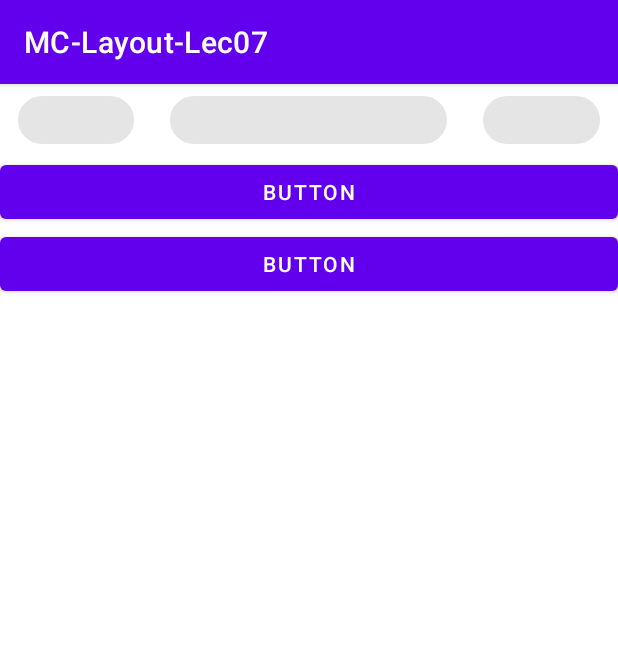
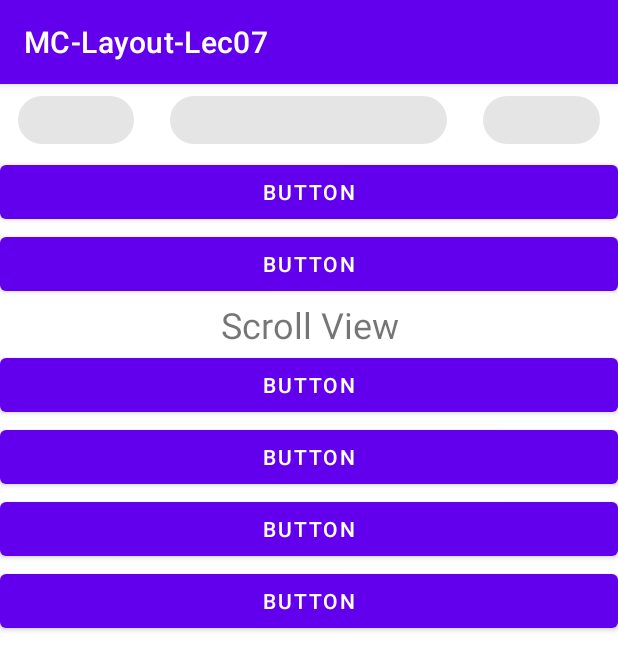
Before and after one commit to AhmadSarwarSSG/MC-Layout-Lec07, an Android app: the screen it shows after launch (MainActivity), on a phone screen of 412 x 824 dp. Shown: the top 670 px of the screen. Run offline under Robolectric (Android 15) with nearby library versions, the phone set to English and light mode, and no system bars.

Commit message:
Scroll View added

```diff
--- a/app/src/main/res/layout/activity_main.xml
+++ b/app/src/main/res/layout/activity_main.xml
@@ -51,5 +51,54 @@
             android:layout_height="wrap_content"
             android:text="Button" />
 
+        <TextView
+            android:id="@+id/textView"
+            android:layout_width="match_parent"
+            android:layout_height="wrap_content"
+            android:text="Scroll View"
+            android:textAlignment="center"
+            android:textSize="24sp" />
+
+        <ScrollView
+            android:layout_width="match_parent"
+            android:layout_height="195dp">
+
+            <LinearLayout
+                android:layout_width="match_parent"
+                android:layout_height="wrap_content"
+                android:orientation="vertical">
+
+                <Button
+                    android:id="@+id/button5"
+                    android:layout_width="match_parent"
+                    android:layout_height="wrap_content"
+                    android:text="Button" />
+
+                <Button
+                    android:id="@+id/button9"
+                    android:layout_width="match_parent"
+                    android:layout_height="wrap_content"
+                    android:text="Button" />
+
+                <Button
+                    android:id="@+id/button7"
+                    android:layout_width="match_parent"
+                    android:layout_height="wrap_content"
+                    android:text="Button" />
+
+                <Button
+                    android:id="@+id/button8"
+                    android:layout_width="match_parent"
+                    android:layout_height="wrap_content"
+                    android:text="Button" />
+
+                <Button
+                    android:id="@+id/button6"
+                    android:layout_width="match_parent"
+                    android:layout_height="wrap_content"
+                    android:text="Button" />
+            </LinearLayout>
+        </ScrollView>
+
     </LinearLayout>
 </androidx.constraintlayout.widget.ConstraintLayout>
```
